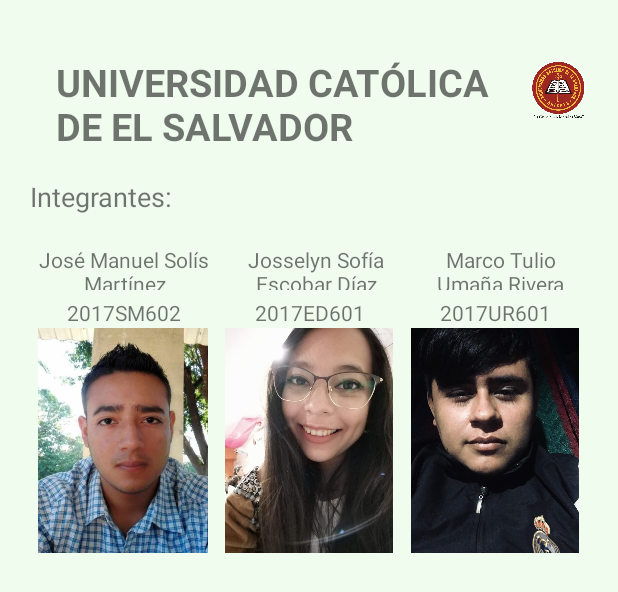
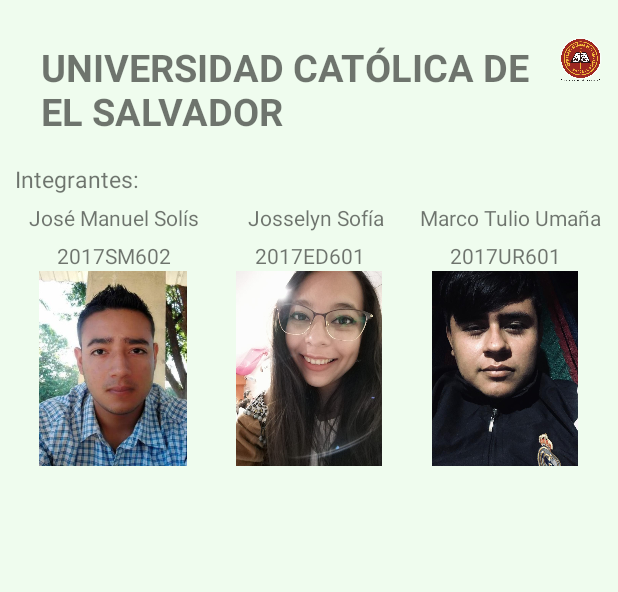
Before and after one commit to MarcoRivera503/PianoGrupo04, an Android app: the layout activity__acerca_de_nosotros.xml on its own in the app's theme, with its tools: preview values and no code run, on a phone screen of 412 x 824 dp. Shown: the top 592 px of the screen. Run offline under Robolectric (Android 15) with nearby library versions, the phone set to English and light mode, and no system bars.

Commit message:
acerca de nosotros más

```diff
--- a/app/src/main/res/layout/activity__acerca_de_nosotros.xml
+++ b/app/src/main/res/layout/activity__acerca_de_nosotros.xml
@@ -6,10 +6,8 @@
     android:background="@color/colorFondo"
     android:layout_height="match_parent"
     android:orientation="horizontal"
-    android:padding="20dp"
-    tools:context=".activity_AcercaDeNosotros"
-    tools:layout_editor_absoluteX="0dp"
-    tools:layout_editor_absoluteY="-19dp">
+    android:padding="10dp"
+    tools:context=".activity_AcercaDeNosotros">
 
     <LinearLayout
         android:layout_width="match_parent"
@@ -35,8 +33,8 @@
                 android:id="@+id/imageView"
                 android:layout_weight="1"
                 android:contentDescription="@string/logounicaes"
-                android:layout_width="80dp"
-                android:layout_height="80dp"
+                android:layout_width="60dp"
+                android:layout_height="60dp"
                 android:src="@drawable/unicaes_logo" />
         </LinearLayout>
 
@@ -45,16 +43,16 @@
             android:layout_width="wrap_content"
             android:layout_height="wrap_content"
             android:text="@string/integrantes"
-            android:textSize="18sp" />
+            android:textSize="15sp" />
 
         <LinearLayout
             android:layout_width="match_parent"
-            android:layout_height="50dp"
+            android:layout_height="25dp"
             android:orientation="horizontal">
 
             <TextView
                 android:id="@+id/textView3"
-                android:layout_marginTop="20dp"
+                android:layout_marginTop="5dp"
                 android:textAlignment="center"
                 android:layout_width="wrap_content"
                 android:layout_height="wrap_content"
@@ -63,7 +61,7 @@
 
             <TextView
                 android:id="@+id/textView5"
-                android:layout_marginTop="20dp"
+                android:layout_marginTop="5dp"
                 android:layout_width="wrap_content"
                 android:textAlignment="center"
                 android:layout_height="wrap_content"
@@ -72,7 +70,7 @@
 
             <TextView
                 android:id="@+id/textView7"
-                android:layout_marginTop="20dp"
+                android:layout_marginTop="5dp"
                 android:layout_width="wrap_content"
                 android:textAlignment="center"
                 android:layout_height="wrap_content"
@@ -122,7 +120,7 @@
             <ImageView
                 android:id="@+id/imageView2"
                 android:layout_width="100dp"
-                android:layout_height="150dp"
+                android:layout_height="130dp"
                 android:contentDescription="@string/foto_de_manuel"
                 android:layout_weight="1"
                 app:srcCompat="@drawable/manuel" />
@@ -130,7 +128,7 @@
             <ImageView
                 android:id="@+id/imageView3"
                 android:layout_width="100dp"
-                android:layout_height="150dp"
+                android:layout_height="130dp"
                 android:contentDescription="@string/foto_de_sofia"
                 android:layout_weight="1"
                 app:srcCompat="@drawable/sofia" />
@@ -139,7 +137,7 @@
                 android:id="@+id/imageView4"
                 android:layout_width="100dp"
                 android:contentDescription="@string/foto_de_marco"
-                android:layout_height="150dp"
+                android:layout_height="130dp"
                 android:layout_weight="1"
                 app:srcCompat="@drawable/marco" />
         </LinearLayout>
```
